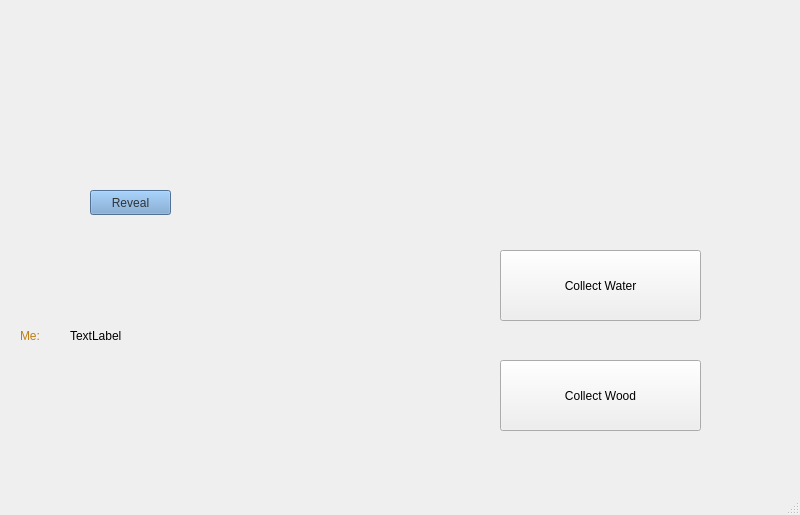
This is hellapagos/gamewindow.ui in magacevic/Hellapagos as Qt 5 draws it before an edit. The edited form follows.
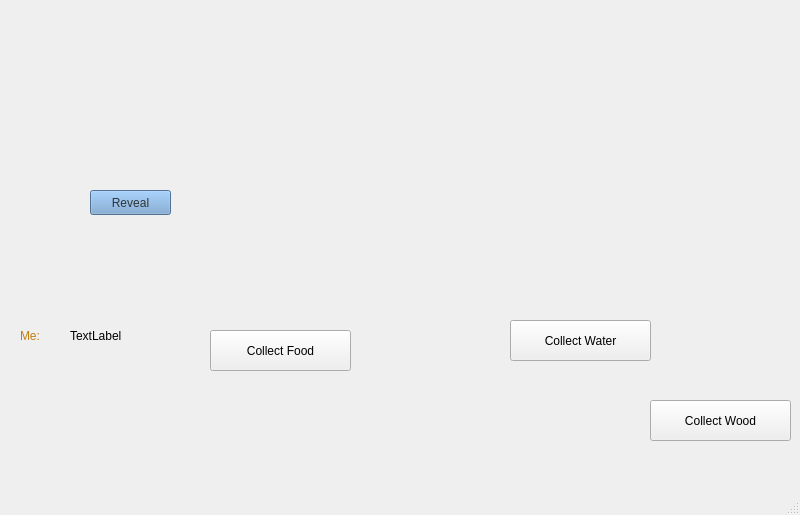
This is the edited form. Icons and pictures are not drawn.

Commit message: Added a Collect Food button to the Game Window

Patch:
```diff
--- a/hellapagos/gamewindow.ui
+++ b/hellapagos/gamewindow.ui
@@ -397,10 +397,10 @@
    <widget class="QPushButton" name="collectWoodButton">
     <property name="geometry">
      <rect>
-      <x>500</x>
-      <y>360</y>
-      <width>201</width>
-      <height>71</height>
+      <x>650</x>
+      <y>400</y>
+      <width>141</width>
+      <height>41</height>
      </rect>
     </property>
     <property name="text">
@@ -410,16 +410,29 @@
    <widget class="QPushButton" name="collectWaterButton">
     <property name="geometry">
      <rect>
-      <x>500</x>
-      <y>250</y>
-      <width>201</width>
-      <height>71</height>
+      <x>510</x>
+      <y>320</y>
+      <width>141</width>
+      <height>41</height>
      </rect>
     </property>
     <property name="text">
      <string>Collect Water</string>
     </property>
    </widget>
+   <widget class="QPushButton" name="collectFoodButton">
+    <property name="geometry">
+     <rect>
+      <x>210</x>
+      <y>330</y>
+      <width>141</width>
+      <height>41</height>
+     </rect>
+    </property>
+    <property name="text">
+     <string>Collect Food</string>
+    </property>
+   </widget>
   </widget>
   <widget class="QMenuBar" name="menubar">
    <property name="geometry">
```
Left out of the diff: 2 changed lines with no effect on the pictures. The commit also changes 116 other files.
